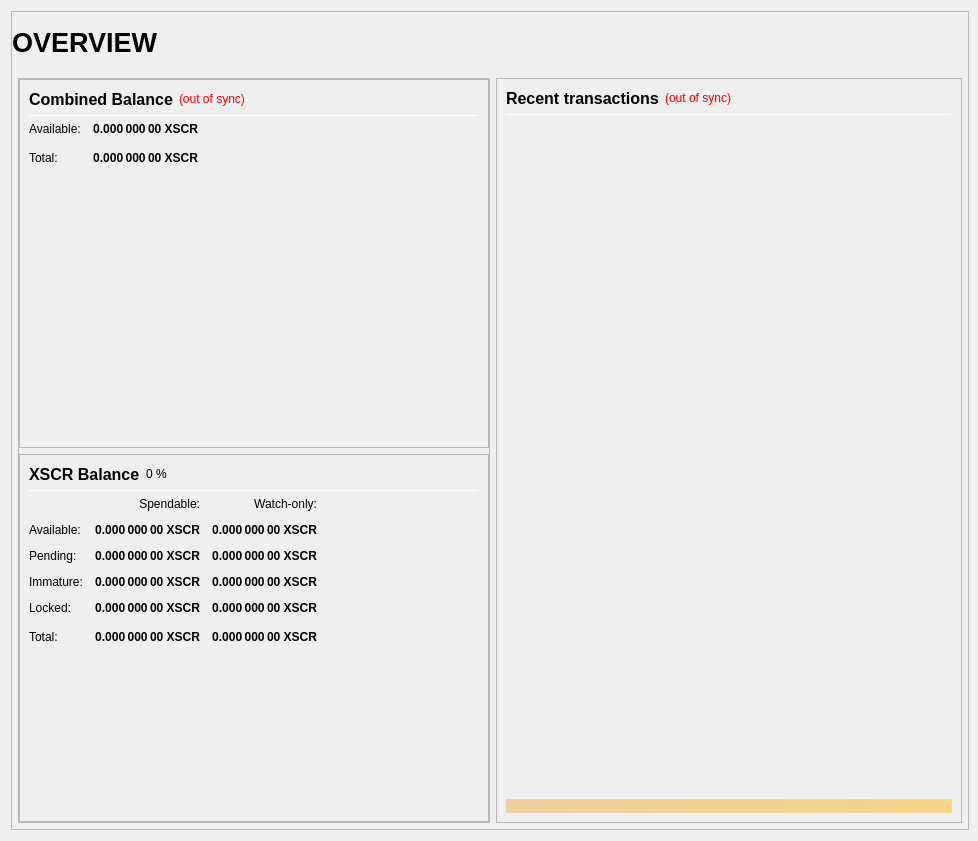
First picture: the form in src/qt/forms/overviewpage.ui, repository ortchi42/xsecurus, before the edit.
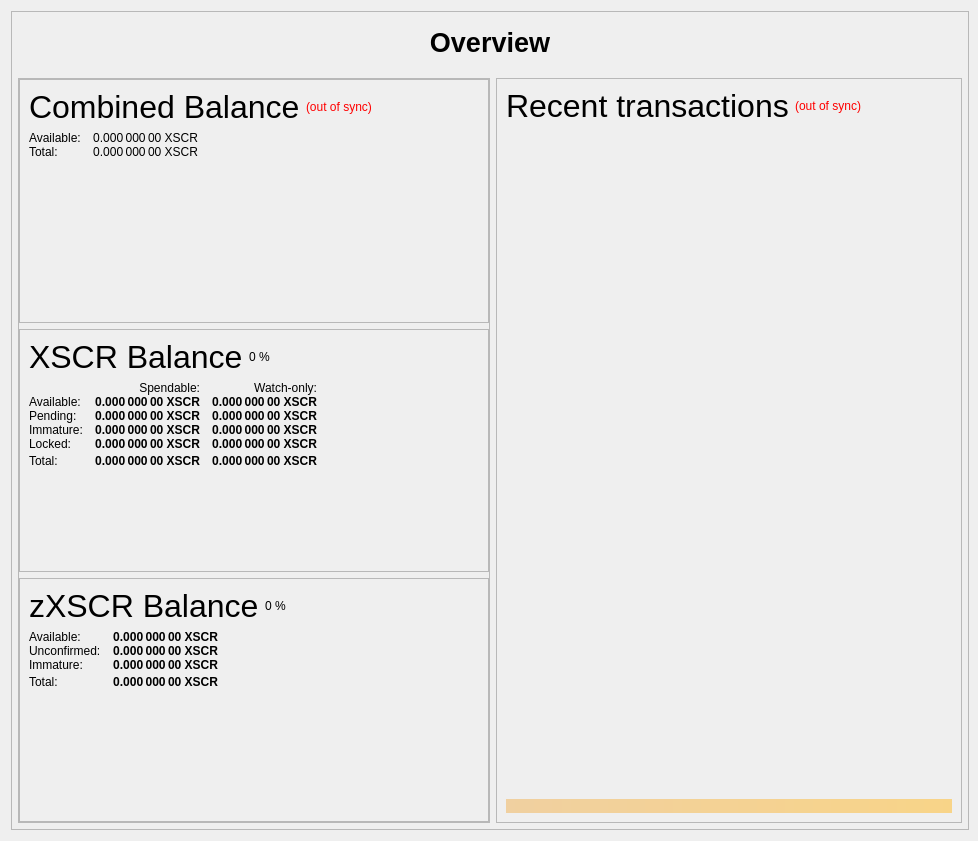
Second picture: the form after the edit.

Patch:
```diff
--- a/src/qt/forms/overviewpage.ui
+++ b/src/qt/forms/overviewpage.ui
@@ -43,7 +43,7 @@
      <property name="frameShadow">
       <enum>QFrame::Raised</enum>
      </property>
-     <layout class="QVBoxLayout" name="verticalLayout_3" stretch="1">
+     <layout class="QVBoxLayout" name="verticalLayout_3" stretch="0">
       <property name="leftMargin">
        <number>0</number>
       </property>
@@ -86,7 +86,7 @@
             <number>0</number>
            </property>
            <item>
-            <layout class="QHBoxLayout" name="horizontalLayout_Header" stretch="1,0,1">
+            <layout class="QHBoxLayout" name="horizontalLayout_Header" stretch="1">
              <property name="spacing">
               <number>6</number>
              </property>
@@ -112,50 +112,10 @@
                 </font>
                </property>
                <property name="text">
-                <string>OVERVIEW</string>
+                <string>Overview</string>
                </property>
                <property name="alignment">
-                <set>Qt::AlignLeading|Qt::AlignLeft|Qt::AlignVCenter</set>
-               </property>
-              </widget>
-             </item>
-             <item>
-              <spacer name="horizontalSpacer_Header">
-               <property name="orientation">
-                <enum>Qt::Horizontal</enum>
-               </property>
-               <property name="sizeHint" stdset="0">
-                <size>
-                 <width>40</width>
-                 <height>20</height>
-                </size>
-               </property>
-              </spacer>
-             </item>
-             <item>
-              <widget class="QLabel" name="labelOverviewHeaderRight">
-               <property name="minimumSize">
-                <size>
-                 <width>464</width>
-                 <height>60</height>
-                </size>
-               </property>
-               <property name="maximumSize">
-                <size>
-                 <width>16777215</width>
-                 <height>60</height>
-                </size>
-               </property>
-               <property name="font">
-                <font>
-                 <pointsize>14</pointsize>
-                </font>
-               </property>
-               <property name="text">
-                <string/>
-               </property>
-               <property name="alignment">
-                <set>Qt::AlignRight|Qt::AlignTrailing|Qt::AlignVCenter</set>
+                <set>Qt::AlignCenter</set>
                </property>
               </widget>
              </item>
@@ -228,6 +188,12 @@
                      <enum>QFrame::Raised</enum>
                     </property>
                     <layout class="QVBoxLayout" name="verticalLayout_5">
+                     <property name="spacing">
+                      <number>6</number>
+                     </property>
+                     <property name="sizeConstraint">
+                      <enum>QLayout::SetNoConstraint</enum>
+                     </property>
                      <item>
                       <layout class="QHBoxLayout" name="horizontalLayout_5" stretch="0,0,0">
                        <item>
@@ -240,9 +206,9 @@
                          </property>
                          <property name="font">
                           <font>
-                           <pointsize>12</pointsize>
-                           <weight>75</weight>
-                           <bold>true</bold>
+                           <pointsize>24</pointsize>
+                           <weight>50</weight>
+                           <bold>false</bold>
                           </font>
                          </property>
                          <property name="toolTip">
@@ -259,7 +225,7 @@
                           <cursorShape>WhatsThisCursor</cursorShape>
                          </property>
                          <property name="toolTip">
-                          <string>The displayed information may be out of date. Your wallet automatically synchronizes with the Securus network after a connection is established, but this process has not completed yet.</string>
+                          <string>The displayed information may be out of date. Your wallet automatically synchronizes with the XSCR network after a connection is established, but this process has not completed yet.</string>
                          </property>
                          <property name="styleSheet">
                           <string notr="true">QLabel { color: red; }</string>
@@ -287,30 +253,14 @@
                        </item>
                       </layout>
                      </item>
-                     <item>
-                      <widget class="Line" name="line_CombinedBalance">
-                       <property name="minimumSize">
-                        <size>
-                         <width>0</width>
-                         <height>1</height>
-                        </size>
-                       </property>
-                       <property name="maximumSize">
-                        <size>
-                         <width>16777215</width>
-                         <height>1</height>
-                        </size>
-                       </property>
-                       <property name="orientation">
-                        <enum>Qt::Horizontal</enum>
-                       </property>
-                      </widget>
-                     </item>
                      <item>
                       <layout class="QGridLayout" name="gridLayout_3">
-                       <property name="spacing">
+                       <property name="horizontalSpacing">
                         <number>12</number>
                        </property>
+                       <property name="verticalSpacing">
+                        <number>0</number>
+                       </property>
                        <item row="1" column="0">
                         <widget class="QLabel" name="labelBalanceTextz">
                          <property name="text">
@@ -322,8 +272,8 @@
                         <widget class="QLabel" name="labelBalancez">
                          <property name="font">
                           <font>
-                           <weight>75</weight>
-                           <bold>true</bold>
+                           <weight>50</weight>
+                           <bold>false</bold>
                           </font>
                          </property>
                          <property name="cursor">
@@ -354,8 +304,8 @@
                         <widget class="QLabel" name="labelTotalz">
                          <property name="font">
                           <font>
-                           <weight>75</weight>
-                           <bold>true</bold>
+                           <weight>50</weight>
+                           <bold>false</bold>
                           </font>
                          </property>
                          <property name="cursor">
@@ -383,7 +333,7 @@
                          <property name="sizeHint" stdset="0">
                           <size>
                            <width>40</width>
-                           <height>20</height>
+                           <height>0</height>
                           </size>
                          </property>
                         </spacer>
@@ -427,9 +377,9 @@
                          </property>
                          <property name="font">
                           <font>
-                           <pointsize>12</pointsize>
-                           <weight>75</weight>
-                           <bold>true</bold>
+                           <pointsize>24</pointsize>
+                           <weight>50</weight>
+                           <bold>false</bold>
                           </font>
                          </property>
                          <property name="text">
@@ -438,7 +388,7 @@
                         </widget>
                        </item>
                        <item>
-                        <widget class="QLabel" name="labelPIVPercent">
+                        <widget class="QLabel" name="labelXSCRPercent">
                          <property name="text">
                           <string notr="true">0 %</string>
                          </property>
@@ -459,30 +409,14 @@
                        </item>
                       </layout>
                      </item>
-                     <item>
-                      <widget class="Line" name="line_Balance">
-                       <property name="minimumSize">
-                        <size>
-                         <width>0</width>
-                         <height>1</height>
-                        </size>
-                       </property>
-                       <property name="maximumSize">
-                        <size>
-                         <width>16777215</width>
-                         <height>1</height>
-                        </size>
-                       </property>
-                       <property name="orientation">
-                        <enum>Qt::Horizontal</enum>
-                       </property>
-                      </widget>
-                     </item>
                      <item>
                       <layout class="QGridLayout" name="gridLayout">
-                       <property name="spacing">
+                       <property name="horizontalSpacing">
                         <number>12</number>
                        </property>
+                       <property name="verticalSpacing">
+                        <number>0</number>
+                       </property>
                        <item row="0" column="1">
                         <widget class="QLabel" name="labelSpendable">
                          <property name="text">
@@ -737,7 +671,7 @@
                        <item row="5" column="0">
                         <widget class="QLabel" name="labelTotalText">
                          <property name="toolTip">
-                          <string>Your current balance, unconfirmed and immature transactions included</string>
+                          <string>Your current XSCR balance, unconfirmed and immature transactions included</string>
                          </property>
                          <property name="text">
                           <string>Total:</string>
@@ -756,7 +690,7 @@
                           <cursorShape>IBeamCursor</cursorShape>
                          </property>
                          <property name="toolTip">
-                          <string>Your current balance, unconfirmed and immature transactions included</string>
+                          <string>Your current XSCR balance, unconfirmed and immature transactions included</string>
                          </property>
                          <property name="text">
                           <string notr="true">0.000 000 00 XSCR</string>
@@ -825,6 +759,226 @@
                     </layout>
                    </widget>
                   </item>
+                  <item>
+                   <widget class="QFrame" name="frame_ZerocoinBalances">
+                    <property name="frameShape">
+                     <enum>QFrame::StyledPanel</enum>
+                    </property>
+                    <property name="frameShadow">
+                     <enum>QFrame::Raised</enum>
+                    </property>
+                    <layout class="QVBoxLayout" name="verticalLayout_7">
+                     <item>
+                      <layout class="QHBoxLayout" name="horizontalLayout_8" stretch="0,0,0">
+                       <item>
+                        <widget class="QLabel" name="label_5z_3">
+                         <property name="minimumSize">
+                          <size>
+                           <width>0</width>
+                           <height>20</height>
+                          </size>
+                         </property>
+                         <property name="font">
+                          <font>
+                           <pointsize>24</pointsize>
+                           <weight>50</weight>
+                           <bold>false</bold>
+                          </font>
+                         </property>
+                         <property name="text">
+                          <string>zXSCR Balance</string>
+                         </property>
+                        </widget>
+                       </item>
+                       <item>
+                        <widget class="QLabel" name="labelzXSCRPercent">
+                         <property name="text">
+                          <string notr="true">0 %</string>
+                         </property>
+                        </widget>
+                       </item>
+                       <item>
+                        <spacer name="horizontalSpacer_11">
+                         <property name="orientation">
+                          <enum>Qt::Horizontal</enum>
+                         </property>
+                         <property name="sizeHint" stdset="0">
+                          <size>
+                           <width>40</width>
+                           <height>20</height>
+                          </size>
+                         </property>
+                        </spacer>
+                       </item>
+                      </layout>
+                     </item>
+                     <item>
+                      <layout class="QGridLayout" name="gridLayout_5">
+                       <property name="horizontalSpacing">
+                        <number>12</number>
+                       </property>
+                       <property name="verticalSpacing">
+                        <number>0</number>
+                       </property>
+                       <item row="1" column="0">
+                        <widget class="QLabel" name="labelzBalanceMatureText">
+                         <property name="toolTip">
+                          <string>Mature: more than 20 confirmation and more than 1 mint of the same denomination after it was minted.
+These zXSCR are spendable.</string>
+                         </property>
+                         <property name="text">
+                          <string>Available:</string>
+                         </property>
+                        </widget>
+                       </item>
+                       <item row="1" column="1">
+                        <widget class="QLabel" name="labelzBalanceMature">
+                         <property name="font">
+                          <font>
+                           <weight>75</weight>
+                           <bold>true</bold>
+                          </font>
+                         </property>
+                         <property name="toolTip">
+                          <string>Mature: more than 20 confirmation and more than 1 mint of the same denomination after it was minted.
+These zXSCR are spendable.</string>
+                         </property>
+                         <property name="text">
+                          <string notr="true">0.000 000 00 XSCR</string>
+                         </property>
+                         <property name="alignment">
+                          <set>Qt::AlignRight|Qt::AlignTrailing|Qt::AlignVCenter</set>
+                         </property>
+                        </widget>
+                       </item>
+                       <item row="2" column="0">
+                        <widget class="QLabel" name="labelzBalanceUnconfirmedText">
+                         <property name="toolTip">
+                          <string>Unconfirmed: less than 20 confirmations
+Immature: confirmed, but less than 3 mints of the same denomination after it was minted</string>
+                         </property>
+                         <property name="text">
+                          <string>Unconfirmed:</string>
+                         </property>
+                        </widget>
+                       </item>
+                       <item row="2" column="1">
+                        <widget class="QLabel" name="labelzBalanceUnconfirmed">
+                         <property name="font">
+                          <font>
+                           <weight>75</weight>
+                           <bold>true</bold>
+                          </font>
+                         </property>
+                         <property name="toolTip">
+                          <string>Unconfirmed: less than 20 confirmations
+Immature: confirmed, but less than 3 mints of the same denomination after it was minted</string>
+                         </property>
+                         <property name="text">
+                          <string notr="true">0.000 000 00 XSCR</string>
+                         </property>
+                         <property name="alignment">
+                          <set>Qt::AlignRight|Qt::AlignTrailing|Qt::AlignVCenter</set>
+                         </property>
+                        </widget>
+                       </item>
+                       <item row="3" column="0">
+                        <widget class="QLabel" name="labelzBalanceImmatureText">
+                         <property name="toolTip">
+                          <string>Unconfirmed: less than 20 confirmations
+Immature: confirmed, but less than 3 mints of the same denomination after it was minted</string>
+                         </property>
+                         <property name="text">
+                          <string>Immature:</string>
+                         </property>
+                        </widget>
+                       </item>
+                       <item row="3" column="1">
+                        <widget class="QLabel" name="labelzBalanceImmature">
+                         <property name="font">
+                          <font>
+                           <weight>75</weight>
+                           <bold>true</bold>
+                          </font>
+                         </property>
+                         <property name="toolTip">
+                          <string>Unconfirmed: less than 20 confirmations
+Immature: confirmed, but less than 3 mints of the same denomination after it was minted</string>
+                         </property>
+                         <property name="text">
+                          <string notr="true">0.000 000 00 XSCR</string>
+                         </property>
+                         <property name="alignment">
+                          <set>Qt::AlignRight|Qt::AlignTrailing|Qt::AlignVCenter</set>
+                         </property>
+                        </widget>
+                       </item>
+                       <item row="4" column="0">
+                        <widget class="QLabel" name="labelzBalanceText">
+                         <property name="toolTip">
+                          <string>Your current zXSCR balance, unconfirmed and immature zXSCR included.</string>
+                         </property>
+                         <property name="text">
+                          <string>Total:</string>
+                         </property>
+                        </widget>
+                       </item>
+                       <item row="4" column="1">
+                        <widget class="QLabel" name="labelzBalance">
+                         <property name="font">
+                          <font>
+                           <weight>75</weight>
+                           <bold>true</bold>
+                          </font>
+                         </property>
+                         <property name="cursor">
+                          <cursorShape>IBeamCursor</cursorShape>
+                         </property>
+                         <property name="toolTip">
+                          <string>Your current zXSCR balance, unconfirmed and immature zXSCR included.</string>
+                         </property>
+                         <property name="text">
+                          <string notr="true">0.000 000 00 XSCR</string>
+                         </property>
+                         <property name="alignment">
+                          <set>Qt::AlignRight|Qt::AlignTrailing|Qt::AlignVCenter</set>
+                         </property>
+                         <property name="textInteractionFlags">
+                          <set>Qt::LinksAccessibleByMouse|Qt::TextSelectableByKeyboard|Qt::TextSelectableByMouse</set>
+                         </property>
+                        </widget>
+                       </item>
+                       <item row="4" column="2">
+                        <spacer name="horizontalSpacer_4">
+                         <property name="orientation">
+                          <enum>Qt::Horizontal</enum>
+                         </property>
+                         <property name="sizeHint" stdset="0">
+                          <size>
+                           <width>40</width>
+                           <height>20</height>
+                          </size>
+                         </property>
+                        </spacer>
+                       </item>
+                      </layout>
+                     </item>
+                     <item>
+                      <spacer name="verticalSpacer_4">
+                       <property name="orientation">
+                        <enum>Qt::Vertical</enum>
+                       </property>
+                       <property name="sizeHint" stdset="0">
+                        <size>
+                         <width>20</width>
+                         <height>40</height>
+                        </size>
+                       </property>
+                      </spacer>
+                     </item>
+                    </layout>
+                   </widget>
+                  </item>
                  </layout>
                 </widget>
                </item>
@@ -846,7 +1000,7 @@
                  <property name="frameShadow">
                   <enum>QFrame::Raised</enum>
                  </property>
-                 <layout class="QVBoxLayout" name="verticalLayout_1" stretch="0,0,0,0,0">
+                 <layout class="QVBoxLayout" name="verticalLayout_1" stretch="0,0,0,0">
                   <item>
                    <layout class="QHBoxLayout" name="horizontalLayout_2">
                     <item>
@@ -859,9 +1013,9 @@
                       </property>
                       <property name="font">
                        <font>
-                        <pointsize>12</pointsize>
-                        <weight>75</weight>
-                        <bold>true</bold>
+                        <pointsize>24</pointsize>
+                        <weight>50</weight>
+                        <bold>false</bold>
                        </font>
                       </property>
                       <property name="text">
@@ -875,7 +1029,7 @@
                        <cursorShape>WhatsThisCursor</cursorShape>
                       </property>
                       <property name="toolTip">
-                       <string>The displayed information may be out of date. Your wallet automatically synchronizes with the Securus network after a connection is established, but this process has not completed yet.</string>
+                       <string>The displayed information may be out of date. Your wallet automatically synchronizes with the XSCR network after a connection is established, but this process has not completed yet.</string>
                       </property>
                       <property name="styleSheet">
                        <string notr="true">QLabel { color: red; }</string>
@@ -903,25 +1057,6 @@
                     </item>
                    </layout>
                   </item>
-                  <item>
-                   <widget class="Line" name="line">
-                    <property name="minimumSize">
-                     <size>
-                      <width>0</width>
-                      <height>1</height>
-                     </size>
-                    </property>
-                    <property name="maximumSize">
-                     <size>
-                      <width>16777215</width>
-                      <height>1</height>
-                     </size>
-                    </property>
-                    <property name="orientation">
-                     <enum>Qt::Horizontal</enum>
-                    </property>
-                   </widget>
-                  </item>
                   <item>
                    <widget class="QListView" name="listTransactions">
                     <property name="minimumSize">
```
